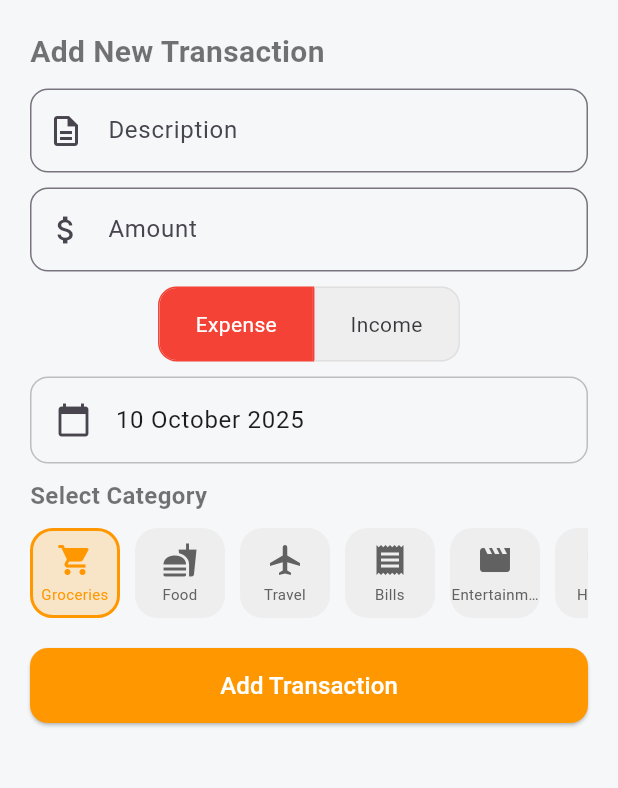
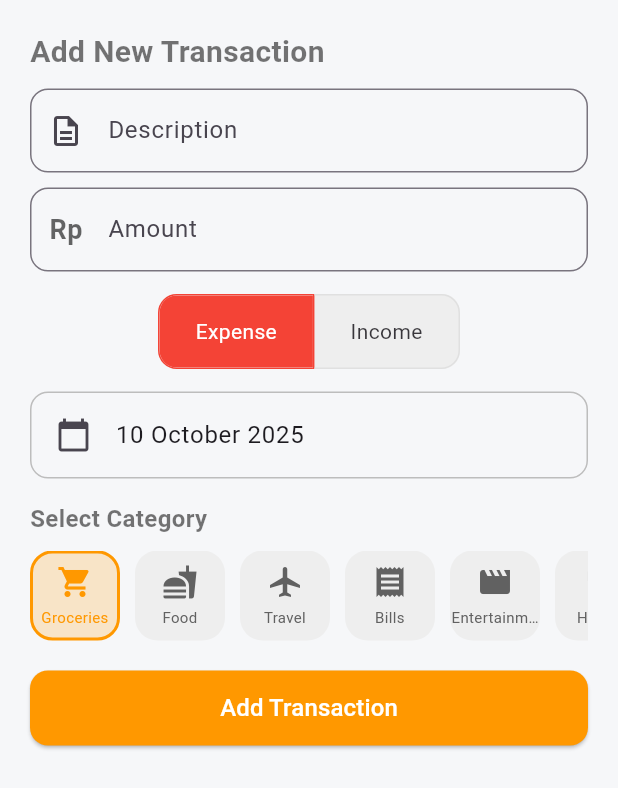
Before and after one commit to joshua825230159-code/Xpense, a Flutter app: the AddTransactionSheet widget shown alone on an empty page, opened directly with empty values, on a phone screen of 412 x 824 dp. Shown: the top 788 px of the screen. Run offline on Flutter 3.47's test engine with Material 3 defaults, Android fonts, the phone set to English and light mode, and no system bars; our stand-ins replace csv, equatable, fl_chart, hive, share_plus, shared_preferences; accounts and stored records are empty.

```diff
--- a/lib/widgets/add_transaction_sheet.dart
+++ b/lib/widgets/add_transaction_sheet.dart
@@ -116,7 +116,18 @@ class _AddTransactionSheetState extends State<AddTransactionSheet> {
                 controller: _amountController,
                 decoration: InputDecoration(
                   labelText: 'Amount',
-                  prefixIcon: const Icon(Icons.attach_money),
+                  prefixIcon: Align(
+                    widthFactor: 1.0,
+                    heightFactor: 1.0,
+                    child: Text(
+                      'Rp',
+                      style: TextStyle(
+                        color: Theme.of(context).hintColor,
+                        fontSize: 18,
+                        fontWeight: FontWeight.w600,
+                      ),
+                    ),
+                  ),
                   border: OutlineInputBorder(borderRadius: BorderRadius.circular(12)),
                 ),
                 keyboardType: TextInputType.number,
@@ -126,7 +137,7 @@ class _AddTransactionSheetState extends State<AddTransactionSheet> {
                   return null;
                 },
               ),
-              const SizedBox(height: 10),
+              const SizedBox(height: 15),
               Center(
                 child: Container(
                   decoration: BoxDecoration(
@@ -158,7 +169,7 @@ class _AddTransactionSheetState extends State<AddTransactionSheet> {
                   ),
                 ),
               ),
-              const SizedBox(height: 10),
+              const SizedBox(height: 15),
               ListTile(
                 shape: RoundedRectangleBorder(
                   borderRadius: BorderRadius.circular(12),
@@ -168,7 +179,7 @@ class _AddTransactionSheetState extends State<AddTransactionSheet> {
                 title: Text(DateFormat('d MMMM yyyy').format(_selectedDate)),
                 onTap: () => _selectDate(context),
               ),
-              const SizedBox(height: 10),
+              const SizedBox(height: 15),
               Text(
                 'Select Category',
                 style: TextStyle(
```
